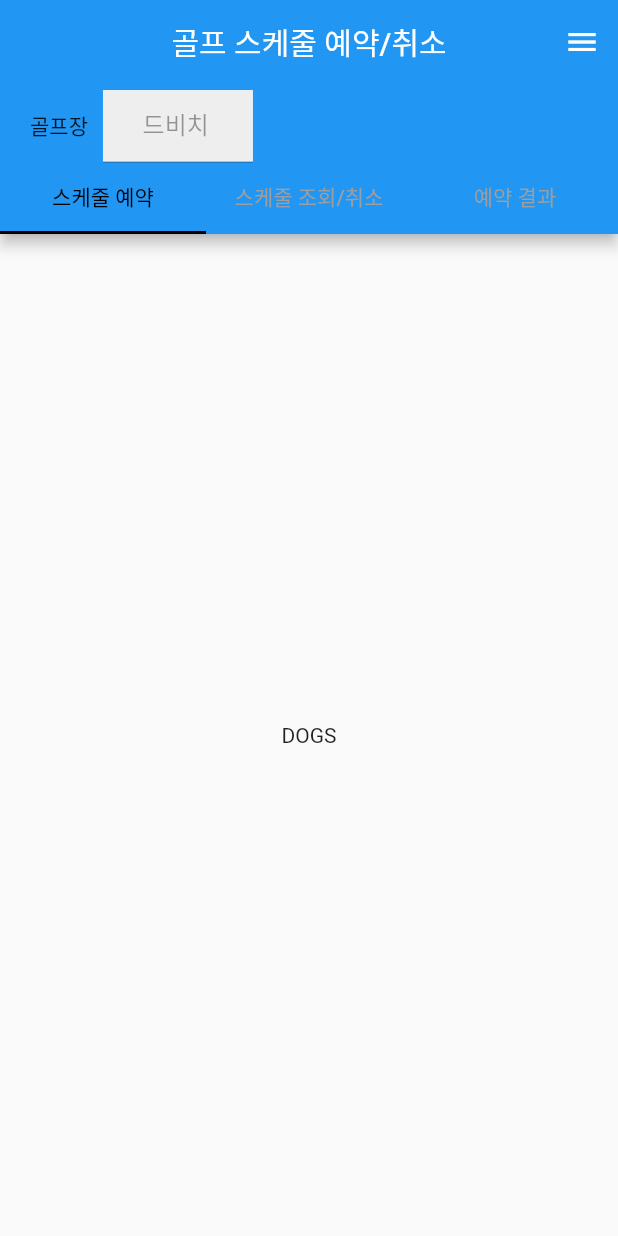
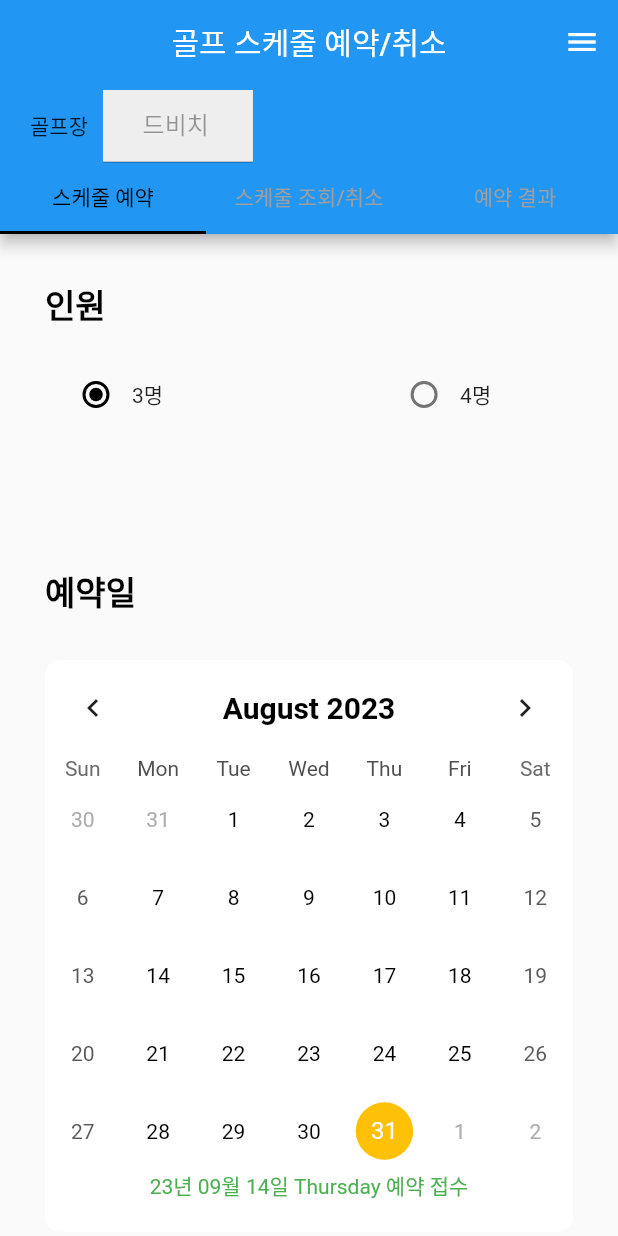
Before and after one commit to lazarus0320/golf_reservation_app, a Flutter app: the screen it shows after launch, on a phone screen of 412 x 824 dp. Run offline on Flutter 3.47's test engine with Material 2 defaults, Android fonts, the phone set to English and light mode, and no system bars; drawn by our look-alikes of table_calendar; our stand-ins replace flutter_dotenv, get.

Commit message:
feat: 스케줄 예약 탭 ui 수정1

```diff
--- a/lib/screens/reservation_page2.dart
+++ b/lib/screens/reservation_page2.dart
@@ -1,4 +1,6 @@
 import 'package:flutter/material.dart';
+import 'package:golf_regist_app/widgets/reservation_calendar_form2.dart';
+import 'package:golf_regist_app/widgets/reservation_personnel_form2.dart';
 
 /// Flutter code sample for [AppBar].
 class ReservationPage2 extends StatelessWidget {
@@ -57,14 +59,35 @@ class ReservationPage2 extends StatelessWidget {
             ),
           ),
         ),
-        body:
-        const TabBarView(children:[
-          Center(child : Text('DOGS')),
-          Center(child : Text('CATS')),
-          Center(child : Text('BIRDS'))
-        ]
-        ),
+        body: TabBarView(children:[
+          SingleChildScrollView(
+            child: Column(
+              children: [
+                Padding(
+                    padding: const EdgeInsets.all(30.0),
+                    child:ReservationPersonnelForm2()
+                ),
+                const SizedBox(height: 30,),
+                Padding(
+                    padding: const EdgeInsets.all(30.0),
+                    child:ReservationCalendarForm2()
+                ),
+              ],
+            ),
+          ),
+          Column(
+            children: [
+              Text('1')
+            ]
+          ),
+          Column(
+            children: [
+              Text('1')
+            ]
+          )
+        ],
       ),
+      )
     );
   }
 }
--- /dev/null
+++ b/lib/widgets/reservation_calendar_form2.dart
@@ -0,0 +1,129 @@
+import 'package:flutter/material.dart';
+import 'package:get/get.dart';
+import 'package:golf_regist_app/controller/reservation_calendar_controller.dart';
+import 'package:intl/intl.dart';
+import 'package:table_calendar/table_calendar.dart';
+
+class ReservationCalendarForm2 extends StatelessWidget {
+  // 예약 주문일 지정 달력 폼
+  ReservationCalendarForm2({Key? key}) : super(key: key);
+
+  final ReservationCalendarController _controller =
+  Get.put(ReservationCalendarController());
+  final ValueNotifier<DateTime> selectedDate = ValueNotifier(DateTime.now());
+  final DateFormat dateFormat = DateFormat('yy년 MM월 dd일 EEEE');
+
+  @override
+  Widget build(BuildContext context) {
+    return Column(
+      crossAxisAlignment: CrossAxisAlignment.start,
+      children: <Widget>[
+        const Text(
+          '예약일',
+          style: TextStyle(
+            color: Colors.black,
+            fontSize: 22,
+            fontWeight: FontWeight.bold,
+          ),
+        ),
+        const SizedBox(height: 30),
+        Container(
+          decoration: BoxDecoration(
+            color: Colors.white,
+            borderRadius: BorderRadius.circular(10),
+          ),
+          child: ValueListenableBuilder<DateTime>(
+            valueListenable: selectedDate,
+            builder: (context, value, _) {
+              return Column(
+                children: [
+                  TableCalendar(
+                    focusedDay: value,
+                    // firstDay: DateTime.now(), // 현재 날짜부터 선택 가능
+                    firstDay: DateTime(2023), // 현재 날짜부터 선택 가능
+                    lastDay: DateTime.now().add(const Duration(days: 365)), // 선택 가능한 최초 날짜
+                    calendarFormat: CalendarFormat.month,
+                    onDaySelected: (date, _) {
+                      _controller.updateSelectedDate(date);
+                      selectedDate.value = date;
+                    },
+                    calendarStyle: const CalendarStyle(
+                      defaultTextStyle: TextStyle(color: Colors.black),
+                      todayDecoration: BoxDecoration(
+                        color: Colors.blue,
+                        shape: BoxShape.circle,
+                      ),
+                      selectedDecoration: BoxDecoration(
+                        color: Colors.amber,
+                        shape: BoxShape.circle,
+                      ),
+                    ),
+                    selectedDayPredicate: (date) {
+                      return isSameDay(date, selectedDate.value);
+                    },
+                    headerStyle: const HeaderStyle(
+                      formatButtonVisible: false, // Remove the "2 weeks" button
+                      titleCentered: true,
+                      titleTextStyle: TextStyle(
+                        color: Colors.black,
+                        fontSize: 20,
+                        fontWeight: FontWeight.bold,
+                      ),
+                    ),
+                  ),
+                  SizedBox(
+                      child: ValueListenableBuilder<DateTime>(
+                        valueListenable: selectedDate,
+                        builder: (context, value, _) {
+                          final selectedDayOfWeek = value.weekday;
+                          final isWeekday =
+                              selectedDayOfWeek >= 1 && selectedDayOfWeek <= 5;
+                          final formattedFutureDate = dateFormat
+                              .format(_controller.selectedFutureDate.value);
+
+                          if (isWeekday && selectedDayOfWeek != 3) {
+                            _controller.isWeekendSelected.value = false;
+                            return Text(
+                              '$formattedFutureDate 예약 접수',
+                              style: const TextStyle(color: Colors.green),
+                            );
+                          } else if (selectedDayOfWeek == 3) {
+                            _controller.isWeekendSelected.value = false;
+                            // 수요일 선택의 경우
+                            final formattedNextSaturday =
+                            dateFormat.format(_controller.nextSaturday.value);
+                            final formattedNextSunday =
+                            dateFormat.format(_controller.nextSunday.value);
+
+                            return Column(
+                              children: [
+                                Text(
+                                  '우선순위 1: $formattedNextSaturday 예약 접수',
+                                  style: const TextStyle(color: Colors.green),
+                                ),
+                                Text(
+                                  '우선순위 2: $formattedNextSunday 예약 접수',
+                                  style: const TextStyle(color: Colors.green),
+                                ),
+                                Text(
+                                  '우선순위 3: $formattedFutureDate 예약 접수',
+                                  style: const TextStyle(color: Colors.green),
+                                ),
+                              ],
+                            );
+                          } else {
+                            _controller.isWeekendSelected.value = true;
+                            return const Text('주말 예약 접수는 불가능합니다.');
+                          }
+                        },
+                      )),
+                  const SizedBox(height: 20),
+                ],
+              );
+            },
+          ),
+        )
+      ],
+    );
+  }
+}
--- /dev/null
+++ b/lib/widgets/reservation_personnel_form2.dart
@@ -0,0 +1,60 @@
+import 'package:flutter/material.dart';
+import 'package:get/get.dart';
+import 'package:golf_regist_app/controller/reservation_personnel_controller.dart';
+
+/// Flutter code sample for [AppBar].
+class ReservationPersonnelForm2 extends StatelessWidget {
+  ReservationPersonnelForm2({Key? key}) : super(key: key);
+
+  final ReservationPersonnelController controller =
+  Get.put(ReservationPersonnelController()); // 인원정보 컨트롤러 초기화
+
+  @override
+  Widget build(BuildContext context) {
+    return Column(
+      children: [
+        const Align(
+          alignment: Alignment.centerLeft,
+          child: Text(
+            '인원',
+            style: TextStyle(
+              color: Colors.black,
+              fontSize: 22,
+              fontWeight: FontWeight.bold,
+            ),
+          ),
+        ),
+        const SizedBox(height: 20.0),
+        Row(
+          children: [
+            Padding(
+              padding: const EdgeInsets.only(left: 10.0),
+              child: Obx(() => Radio<String>(
+                value: '3',
+                activeColor: Colors.black,
+                groupValue: controller.selectedValue.value,
+                onChanged: (value) {
+                  controller.setSelectedValue(value!);
+                },
+              )),
+            ),
+            const Text('3명'),
+            Padding(
+              padding: const EdgeInsets.only(left: 150.0),
+              child:
+              Obx(() => Radio<String>(
+                value:'4',
+                activeColor: Colors.black,
+                groupValue:controller.selectedValue.value,
+                onChanged: (value) {
+                  controller.setSelectedValue(value!);
+                },
+              )),
+            ),
+            const Text('4명'),
+          ],
+        ),
+      ],
+    );
+  }
+}
```
